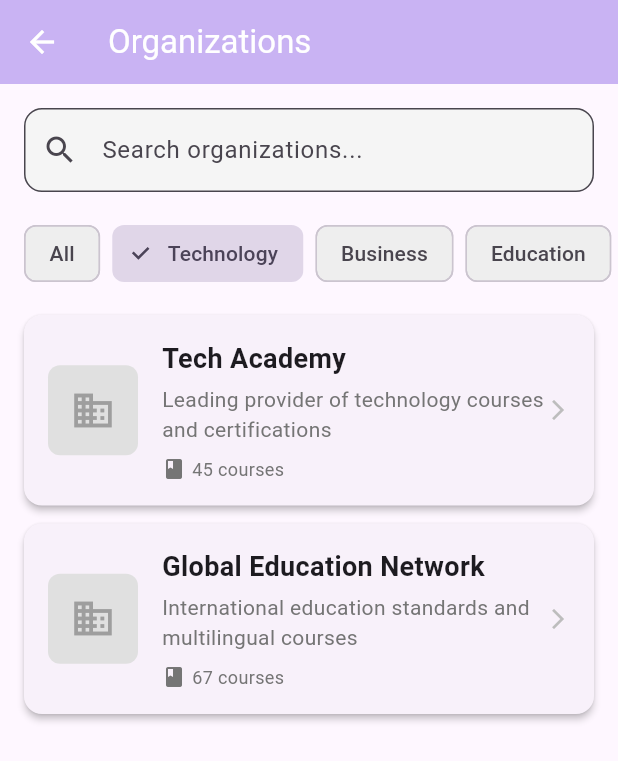
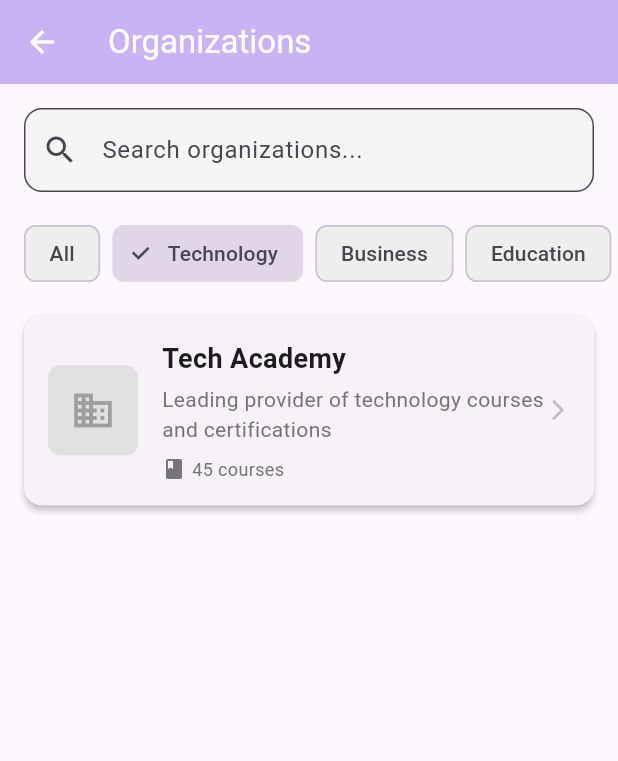
Before and after one commit to petreleon/elearning_frontend, a Flutter app: the OrganizationsPage screen opened by its route, after a tap on "Technology", on a phone screen of 412 x 824 dp. Shown: the top 761 px of the screen. Run offline on Flutter 3.47's test engine with Material 3 defaults, Android fonts, the phone set to English and light mode, and no system bars.

Commit message:
Refactor organization and course data handling by introducing mock data for organizations and courses

```diff
--- /dev/null
+++ b/lib/mock_data.dart
@@ -0,0 +1,97 @@
+import 'models.dart';
+
+final List<Organization> mockOrganizations = [
+  Organization(
+    id: '1',
+    name: 'Tech Academy',
+    description: 'Leading provider of technology courses and certifications',
+    imageUrl: 'https://via.placeholder.com/150',
+    courseCount: 45,
+    categories: ['Technology'],
+  ),
+  Organization(
+    id: '2',
+    name: 'Business Institute',
+    description: 'Professional business training and development programs',
+    imageUrl: 'https://via.placeholder.com/150',
+    courseCount: 32,
+    categories: ['Business'],
+  ),
+  Organization(
+    id: '3',
+    name: 'Creative Arts Center',
+    description: 'Unleash your creativity with our comprehensive arts programs',
+    imageUrl: 'https://via.placeholder.com/150',
+    courseCount: 28,
+    categories: ['Arts'],
+  ),
+  Organization(
+    id: '4',
+    name: 'Medical Training Hub',
+    description: 'Advanced medical education and healthcare training',
+    imageUrl: 'https://via.placeholder.com/150',
+    courseCount: 38,
+    categories: ['Healthcare'],
+  ),
+  Organization(
+    id: '5',
+    name: 'Science Academy',
+    description: 'Explore the wonders of science with our expert-led courses',
+    imageUrl: 'https://via.placeholder.com/150',
+    courseCount: 22,
+    categories: ['Science'],
+  ),
+];
+
+List<Course> mockCourses = [
+  Course(
+    id: '1',
+    title: 'Introduction to Programming',
+    description: 'Learn the fundamentals of programming with hands-on projects',
+    instructor: 'Dr. Sarah Johnson',
+    duration: const Duration(hours: 40),
+    level: 'Beginner',
+    rating: 4.8,
+    enrolledStudents: 1250,
+  ),
+  Course(
+    id: '2',
+    title: 'Advanced Data Structures',
+    description: 'Master complex data structures and algorithms',
+    instructor: 'Prof. Michael Chen',
+    duration: const Duration(hours: 60),
+    level: 'Advanced',
+    rating: 4.9,
+    enrolledStudents: 890,
+  ),
+  Course(
+    id: '3',
+    title: 'Web Development Fundamentals',
+    description: 'Build modern web applications from scratch',
+    instructor: 'Jessica Martinez',
+    duration: const Duration(hours: 50),
+    level: 'Intermediate',
+    rating: 4.7,
+    enrolledStudents: 2100,
+  ),
+  Course(
+    id: '4',
+    title: 'Mobile App Development',
+    description: 'Create cross-platform mobile applications',
+    instructor: 'David Kim',
+    duration: const Duration(hours: 45),
+    level: 'Intermediate',
+    rating: 4.6,
+    enrolledStudents: 1680,
+  ),
+  Course(
+    id: '5',
+    title: 'Machine Learning Basics',
+    description: 'Introduction to AI and machine learning concepts',
+    instructor: 'Dr. Emily Watson',
+    duration: const Duration(hours: 35),
+    level: 'Beginner',
+    rating: 4.8,
+    enrolledStudents: 950,
+  ),
+];
--- a/lib/organizations_page.dart
+++ b/lib/organizations_page.dart
@@ -1,5 +1,6 @@
 import 'package:flutter/material.dart';
 import 'models.dart';
+import 'mock_data.dart';
 
 class OrganizationsPage extends StatefulWidget {
   const OrganizationsPage({super.key});
@@ -22,57 +23,7 @@ class _OrganizationsPageState extends State<OrganizationsPage> {
     'Science'
   ];
 
-  final List<Organization> allOrganizations = [
-    Organization(
-      id: '1',
-      name: 'Tech Academy',
-      description: 'Leading provider of technology courses and certifications',
-      imageUrl: 'https://via.placeholder.com/150',
-      courseCount: 45,
-      categories: ['Technology'],
-    ),
-    Organization(
-      id: '2',
-      name: 'Business Institute',
-      description: 'Professional business training and development programs',
-      imageUrl: 'https://via.placeholder.com/150',
-      courseCount: 32,
-      categories: ['Business'],
-    ),
-    Organization(
-      id: '3',
-      name: 'Creative Arts Center',
-      description:
-          'Unleash your creativity with our comprehensive arts programs',
-      imageUrl: 'https://via.placeholder.com/150',
-      courseCount: 28,
-      categories: ['Arts'],
-    ),
-    Organization(
-      id: '4',
-      name: 'Medical Training Hub',
-      description: 'Advanced medical education and healthcare training',
-      imageUrl: 'https://via.placeholder.com/150',
-      courseCount: 38,
-      categories: ['Healthcare'],
-    ),
-    Organization(
-      id: '5',
-      name: 'Science Research Academy',
-      description: 'Cutting-edge scientific research and education programs',
-      imageUrl: 'https://via.placeholder.com/150',
-      courseCount: 41,
-      categories: ['Science'],
-    ),
-    Organization(
-      id: '6',
-      name: 'Global Education Network',
-      description: 'International education standards and multilingual courses',
-      imageUrl: 'https://via.placeholder.com/150',
-      courseCount: 67,
-      categories: ['Education', 'Technology'],
-    ),
-  ];
+  final List<Organization> allOrganizations = mockOrganizations;
 
   List<Organization> get filteredOrganizations {
     return allOrganizations.where((org) {
```
Also changed, not shown: lib/organization_detail_page.dart (+3 -54 lines).
